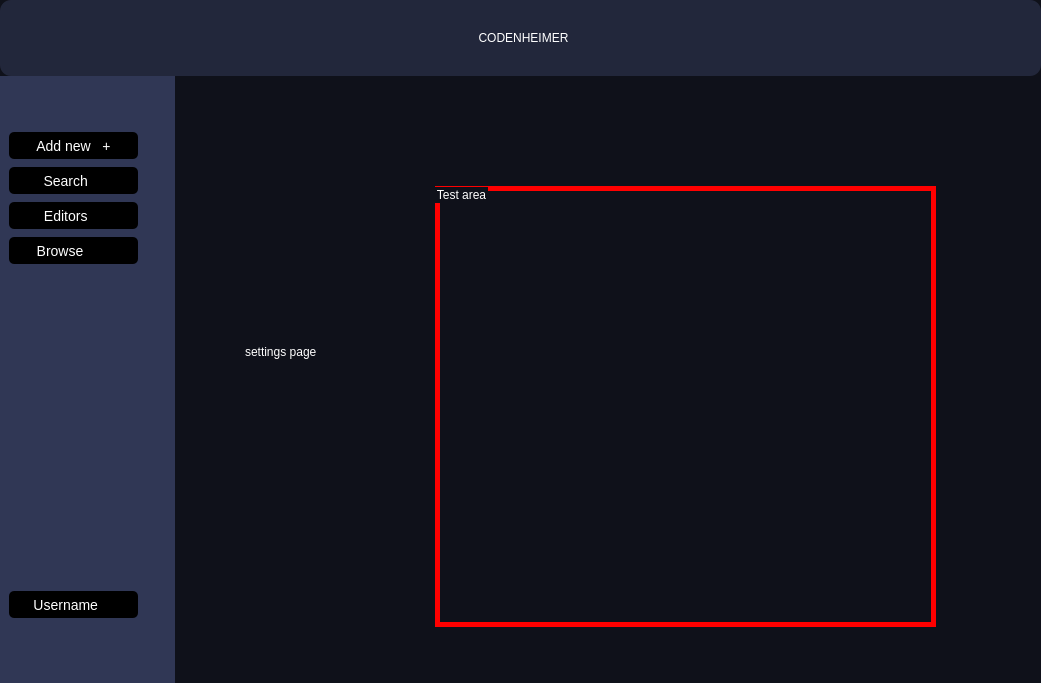
Qt form mainwindow.ui (Deatrax/codenheimer) before a commit.
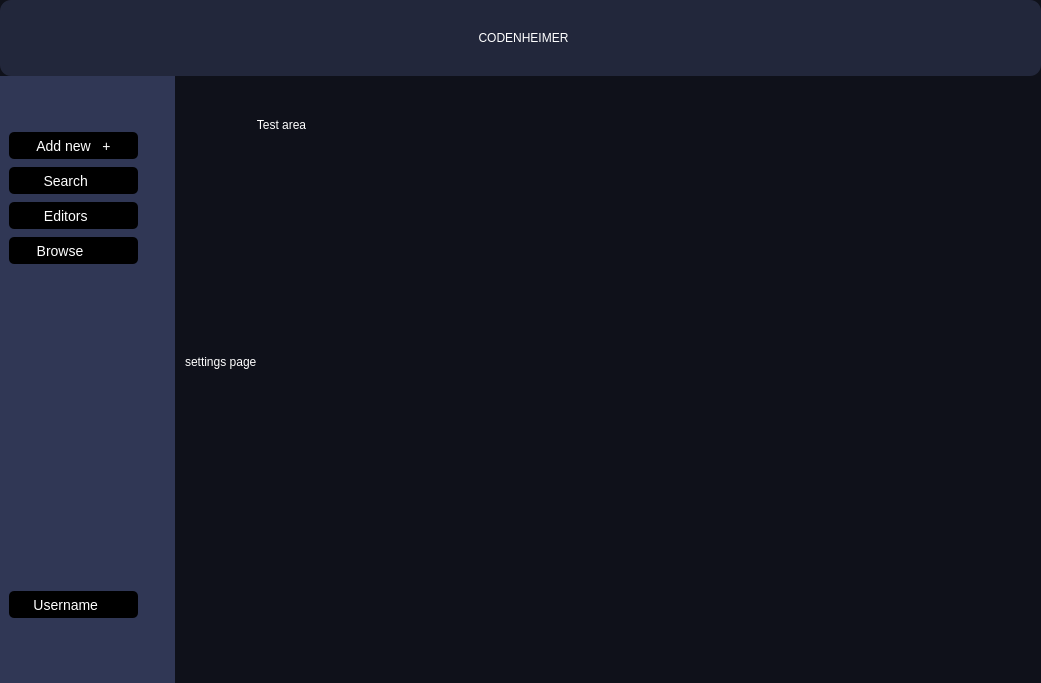
The same form after that commit.

```diff
--- a/mainwindow.ui
+++ b/mainwindow.ui
@@ -777,8 +777,8 @@
           <widget class="QLabel" name="label_4">
            <property name="geometry">
             <rect>
-             <x>70</x>
-             <y>240</y>
+             <x>10</x>
+             <y>250</y>
              <width>141</width>
              <height>71</height>
             </rect>
@@ -790,18 +790,19 @@
           <widget class="QGroupBox" name="groupBox_2">
            <property name="geometry">
             <rect>
-             <x>260</x>
-             <y>110</y>
-             <width>501</width>
+             <x>80</x>
+             <y>40</y>
+             <width>761</width>
              <height>441</height>
             </rect>
            </property>
            <property name="styleSheet">
-            <string notr="true">border:5px solid red</string>
+            <string notr="true"/>
            </property>
            <property name="title">
             <string>Test area</string>
            </property>
+           <layout class="QVBoxLayout" name="verticalLayout_5"/>
           </widget>
          </widget>
         </widget>
```
Left out of the diff: 2 changed lines with no effect on the pictures.
